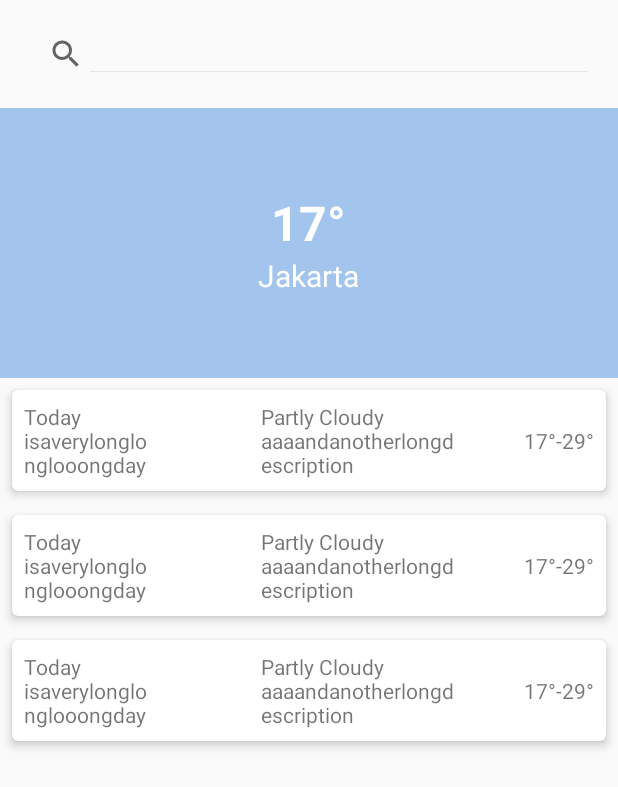
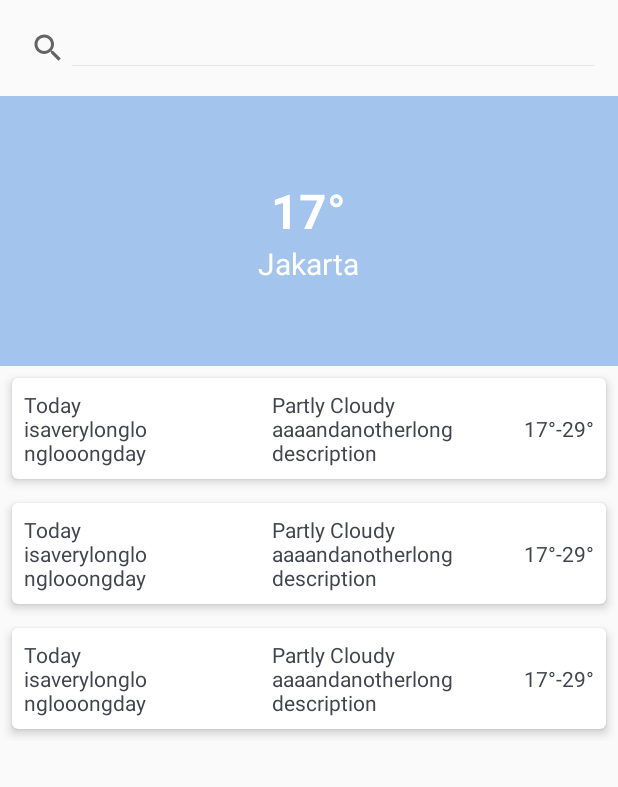
Before and after one commit to farisiqbal/weather-forecast, an Android app: the layout weather_forecast_fragment.xml on its own in the app's theme, with its tools: preview values and no code run, on a phone screen of 412 x 824 dp. Shown: the top 787 px of the screen. Run offline under Robolectric (Android 15) with nearby library versions, the phone set to English and light mode, and no system bars; network calls fail.

Commit message:
basic requirements (almost) all done

```diff
--- a/app/build.gradle
+++ b/app/build.gradle
@@ -14,6 +14,11 @@ android {
         versionName "1.0"
 
         testInstrumentationRunner "androidx.test.runner.AndroidJUnitRunner"
+    }
+
+    compileOptions {
+        sourceCompatibility JavaVersion.VERSION_1_8
+        targetCompatibility JavaVersion.VERSION_1_8
     }
 
     buildTypes {
--- a/app/src/main/AndroidManifest.xml
+++ b/app/src/main/AndroidManifest.xml
@@ -1,6 +1,9 @@
 <?xml version="1.0" encoding="utf-8"?>
 <manifest xmlns:android="http://schemas.android.com/apk/res/android"
     package="com.farisiqbal.weatherforecast">
+
+    <!--Permissions-->
+    <uses-permission android:name="android.permission.INTERNET" />
 
     <application
         android:allowBackup="true"
--- a/app/src/main/java/com/farisiqbal/weatherforecast/data/api/ApiService.kt
+++ b/app/src/main/java/com/farisiqbal/weatherforecast/data/api/ApiService.kt
@@ -17,7 +17,7 @@ interface ApiService {
         // http://api.openweathermap.org/data/2.5/forecast?q=jakarta&cnt=5&units=metric&appId=8828e93aa68573092492094256559cb5
         private const val BASE_ENDPOINT: String = "https://api.openweathermap.org/"
         const val APP_ID: String = "8828e93aa68573092492094256559cb5"
-        const val DEFAULT_FORECAST_DAYS_COUNT: Int = 5 // including today. TODO reconfirm if we want next 4 days or next 7 days..
+        const val DEFAULT_FORECAST_DAYS_COUNT: Int = 7 // including today. TODO reconfirm if we want next 4 days or next 7 days..
         const val DEFAULT_UNIT: String = "metric"
 
         operator fun invoke(): ApiService {
--- a/app/src/main/java/com/farisiqbal/weatherforecast/view/adapter/WeatherForecastListAdapter.kt
+++ b/app/src/main/java/com/farisiqbal/weatherforecast/view/adapter/WeatherForecastListAdapter.kt
@@ -11,7 +11,7 @@ import com.farisiqbal.weatherforecast.data.api.response.WeatherForecast
  */
 class WeatherForecastListAdapter : RecyclerView.Adapter<WeatherForecastViewHolder>() {
 
-    private var items: List<WeatherForecast> = listOf()
+    private val items: MutableList<WeatherForecast> = mutableListOf()
 
     override fun onCreateViewHolder(parent: ViewGroup, viewType: Int): WeatherForecastViewHolder {
         return WeatherForecastViewHolder(
@@ -26,7 +26,8 @@ class WeatherForecastListAdapter : RecyclerView.Adapter<WeatherForecastViewHolde
     }
 
     fun updateData(newItems: List<WeatherForecast>) {
-        items = newItems
+        items.clear()
+        items.addAll(newItems)
         notifyDataSetChanged()
     }
 }
--- a/app/src/main/java/com/farisiqbal/weatherforecast/view/adapter/WeatherForecastViewHolder.kt
+++ b/app/src/main/java/com/farisiqbal/weatherforecast/view/adapter/WeatherForecastViewHolder.kt
@@ -15,7 +15,7 @@ class WeatherForecastViewHolder(view: View) : RecyclerView.ViewHolder(view) {
         itemView.apply {
             val weather = item.weather.firstOrNull()
             tvWeatherDate.text = item.dtTxt // todo use formatting
-            ivWeatherIcon.setWeatherIconUrl(context, weather?.icon)
+            ivWeatherIcon.setWeatherIconUrl(weather?.icon)
             tvWeatherDescription.text = weather?.description
             tvWeatherTemperature.text = item.main.getTemperatureRangeText()
         }
--- a/app/src/main/res/layout/weather_card_item.xml
+++ b/app/src/main/res/layout/weather_card_item.xml
@@ -21,6 +21,8 @@
             android:layout_width="0dp"
             android:layout_height="wrap_content"
             android:layout_weight="2"
+            android:textSize="@dimen/font_x14"
+            android:textColor="@color/ink"
             tools:text="Today isaverylonglonglooongday" />
 
         <Space
@@ -30,8 +32,8 @@
 
         <ImageView
             android:id="@+id/ivWeatherIcon"
-            android:layout_width="wrap_content"
-            android:layout_height="wrap_content"
+            android:layout_width="@dimen/space_x36"
+            android:layout_height="@dimen/space_x36"
             android:layout_marginRight="@dimen/space_x4"
             tools:src="@drawable/abc_vector_test"
             tools:tint="@color/colorAccent" />
@@ -41,6 +43,8 @@
             android:layout_width="0dp"
             android:layout_height="wrap_content"
             android:layout_weight="3"
+            android:textSize="@dimen/font_x14"
+            android:textColor="@color/ink"
             tools:text="Partly Cloudy aaaandanotherlongdescription" />
 
         <Space
@@ -53,6 +57,8 @@
             android:id="@+id/tvWeatherTemperature"
             android:layout_width="wrap_content"
             android:layout_height="wrap_content"
+            android:textSize="@dimen/font_x14"
+            android:textColor="@color/ink"
             tools:text="17°-29°" />
 
     </LinearLayout>
--- a/app/src/main/res/layout/weather_forecast_fragment.xml
+++ b/app/src/main/res/layout/weather_forecast_fragment.xml
@@ -5,46 +5,6 @@
     android:layout_width="match_parent"
     android:layout_height="match_parent"
     tools:context=".view.WeatherForecastFragment">
-
-    <LinearLayout
-        android:id="@+id/layoutLoading"
-        android:layout_width="match_parent"
-        android:layout_height="match_parent"
-        android:background="@color/ochreLight"
-        android:gravity="center"
-        tools:visibility="gone">
-
-        <ProgressBar
-            android:layout_width="wrap_content"
-            android:layout_height="wrap_content"
-            android:progressTint="@color/white" />
-
-    </LinearLayout>
-
-    <LinearLayout
-        android:id="@+id/layoutError"
-        android:layout_width="match_parent"
-        android:layout_height="match_parent"
-        android:background="@color/ochreLight"
-        android:gravity="center"
-        android:orientation="vertical"
-        android:visibility="gone"
-        tools:visibility="gone">
-
-        <ImageView
-            android:id="@+id/ivErrorIcon"
-            android:layout_width="@dimen/space_x64"
-            android:layout_height="@dimen/space_x64"
-            android:src="@drawable/ic_warning" />
-
-        <TextView
-            android:layout_width="wrap_content"
-            android:layout_height="wrap_content"
-            android:text="@string/retry"
-            android:textColor="@color/ink"
-            android:textSize="@dimen/font_x24" />
-
-    </LinearLayout>
 
     <LinearLayout
         android:id="@+id/layoutMain"
@@ -56,7 +16,8 @@
             android:id="@+id/searchView"
             android:layout_width="match_parent"
             android:layout_height="wrap_content"
-            android:layout_margin="@dimen/space_x12"
+            android:layout_marginVertical="@dimen/space_x8"
+            android:layout_marginRight="@dimen/space_x8"
             android:elevation="@dimen/space_x4"
             android:paddingTop="@dimen/space_x12"
             android:paddingBottom="@dimen/space_x12"
@@ -94,4 +55,45 @@
             tools:listitem="@layout/weather_card_item" />
 
     </LinearLayout>
+
+    <LinearLayout
+        android:id="@+id/layoutLoading"
+        android:layout_width="match_parent"
+        android:layout_height="match_parent"
+        android:background="@color/ochreLight"
+        android:gravity="center"
+        android:visibility="gone"
+        tools:visibility="gone">
+
+        <ProgressBar
+            android:layout_width="wrap_content"
+            android:layout_height="wrap_content"
+            android:progressTint="@color/white" />
+
+    </LinearLayout>
+
+    <LinearLayout
+        android:id="@+id/layoutError"
+        android:layout_width="match_parent"
+        android:layout_height="match_parent"
+        android:background="@color/ochreLight"
+        android:gravity="center"
+        android:orientation="vertical"
+        android:visibility="gone"
+        tools:visibility="gone">
+
+        <ImageView
+            android:id="@+id/ivErrorIcon"
+            android:layout_width="@dimen/space_x64"
+            android:layout_height="@dimen/space_x64"
+            android:src="@drawable/ic_warning" />
+
+        <TextView
+            android:layout_width="wrap_content"
+            android:layout_height="wrap_content"
+            android:text="@string/retry"
+            android:textColor="@color/ink"
+            android:textSize="@dimen/font_x24" />
+
+    </LinearLayout>
 </FrameLayout>
--- a/app/src/main/res/values/dimens.xml
+++ b/app/src/main/res/values/dimens.xml
@@ -4,6 +4,8 @@
     <dimen name="space_x8">8dp</dimen>
     <dimen name="space_x12">12dp</dimen>
     <dimen name="space_x16">16dp</dimen>
+    <dimen name="space_x24">24dp</dimen>
+    <dimen name="space_x36">36dp</dimen>
     <dimen name="space_x64">64dp</dimen>
 
     <dimen name="font_x14">14sp</dimen>
--- a/app/src/main/res/values/styles.xml
+++ b/app/src/main/res/values/styles.xml
@@ -1,7 +1,7 @@
 <resources>
 
     <!-- Base application theme. -->
-    <style name="AppTheme" parent="Theme.AppCompat.Light.DarkActionBar">
+    <style name="AppTheme" parent="Theme.AppCompat.Light.NoActionBar">
         <!-- Customize your theme here. -->
         <item name="colorPrimary">@color/colorPrimary</item>
         <item name="colorPrimaryDark">@color/colorPrimaryDark</item>
```
Also changed, not shown: app/src/main/java/com/farisiqbal/weatherforecast/utils/Utils.kt (+12 -6 lines), app/src/main/java/com/farisiqbal/weatherforecast/view/WeatherForecastFragment.kt (+16 -10 lines), app/src/main/java/com/farisiqbal/weatherforecast/view/WeatherForecastViewModel.kt (+8 -7 lines).
